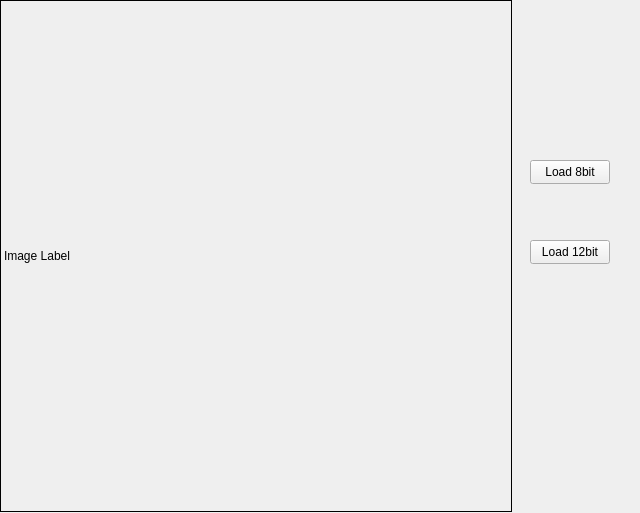
Qt form Task2/widget.ui (atanassov-daniel/Software-Development-in-Medical-Engineering) before a commit.
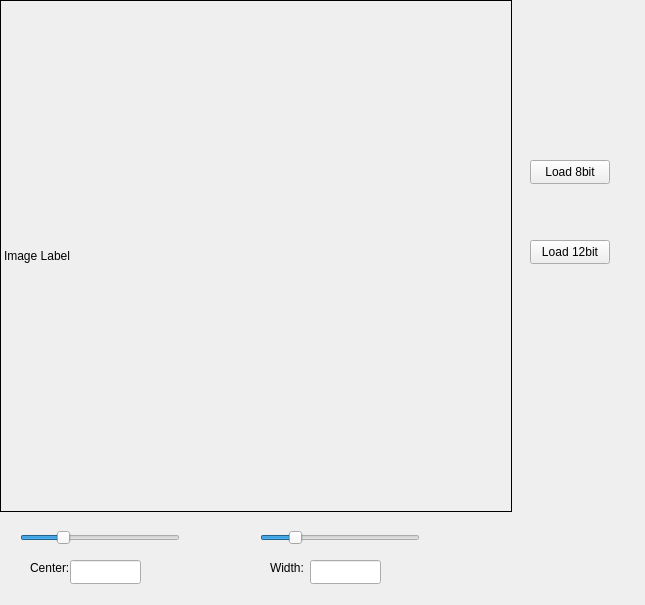
The same form after that commit.

Commit message:
Implement Task 3.1
and added some additional things for the sliders and their input

```diff
--- a/Task2/widget.ui
+++ b/Task2/widget.ui
@@ -6,8 +6,8 @@
    <rect>
     <x>0</x>
     <y>0</y>
-    <width>640</width>
-    <height>513</height>
+    <width>645</width>
+    <height>605</height>
    </rect>
   </property>
   <property name="windowTitle">
@@ -55,6 +55,111 @@
     <string>Load 12bit</string>
    </property>
   </widget>
+  <widget class="QSlider" name="slider_windowing_center">
+   <property name="geometry">
+    <rect>
+     <x>20</x>
+     <y>530</y>
+     <width>160</width>
+     <height>16</height>
+    </rect>
+   </property>
+   <property name="minimum">
+    <number>-1024</number>
+   </property>
+   <property name="maximum">
+    <number>3071</number>
+   </property>
+   <property name="orientation">
+    <enum>Qt::Orientation::Horizontal</enum>
+   </property>
+  </widget>
+  <widget class="QSlider" name="slider_windowing_width">
+   <property name="enabled">
+    <bool>true</bool>
+   </property>
+   <property name="geometry">
+    <rect>
+     <x>260</x>
+     <y>530</y>
+     <width>160</width>
+     <height>16</height>
+    </rect>
+   </property>
+   <property name="minimum">
+    <number>1</number>
+   </property>
+   <property name="maximum">
+    <number>4095</number>
+   </property>
+   <property name="value">
+    <number>800</number>
+   </property>
+   <property name="orientation">
+    <enum>Qt::Orientation::Horizontal</enum>
+   </property>
+  </widget>
+  <widget class="QLabel" name="label_center">
+   <property name="geometry">
+    <rect>
+     <x>30</x>
+     <y>560</y>
+     <width>41</width>
+     <height>16</height>
+    </rect>
+   </property>
+   <property name="sizePolicy">
+    <sizepolicy hsizetype="MinimumExpanding" vsizetype="MinimumExpanding">
+     <horstretch>0</horstretch>
+     <verstretch>0</verstretch>
+    </sizepolicy>
+   </property>
+   <property name="text">
+    <string>Center:</string>
+   </property>
+  </widget>
+  <widget class="QLabel" name="label_width">
+   <property name="enabled">
+    <bool>true</bool>
+   </property>
+   <property name="geometry">
+    <rect>
+     <x>270</x>
+     <y>560</y>
+     <width>121</width>
+     <height>16</height>
+    </rect>
+   </property>
+   <property name="text">
+    <string>Width:</string>
+   </property>
+   <property name="wordWrap">
+    <bool>false</bool>
+   </property>
+  </widget>
+  <widget class="QLineEdit" name="lineEdit_width">
+   <property name="enabled">
+    <bool>true</bool>
+   </property>
+   <property name="geometry">
+    <rect>
+     <x>310</x>
+     <y>560</y>
+     <width>71</width>
+     <height>24</height>
+    </rect>
+   </property>
+  </widget>
+  <widget class="QLineEdit" name="lineEdit_center">
+   <property name="geometry">
+    <rect>
+     <x>70</x>
+     <y>560</y>
+     <width>71</width>
+     <height>24</height>
+    </rect>
+   </property>
+  </widget>
  </widget>
  <resources/>
  <connections/>
```
The commit also changes 2 other files.
